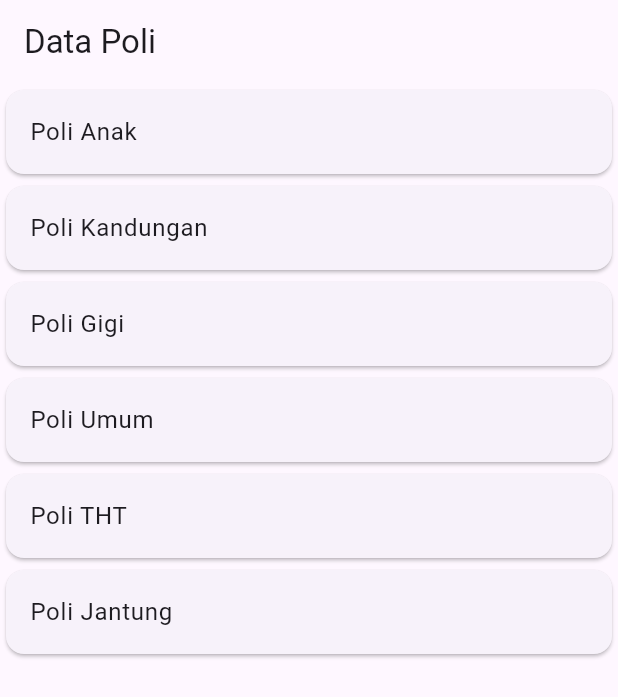
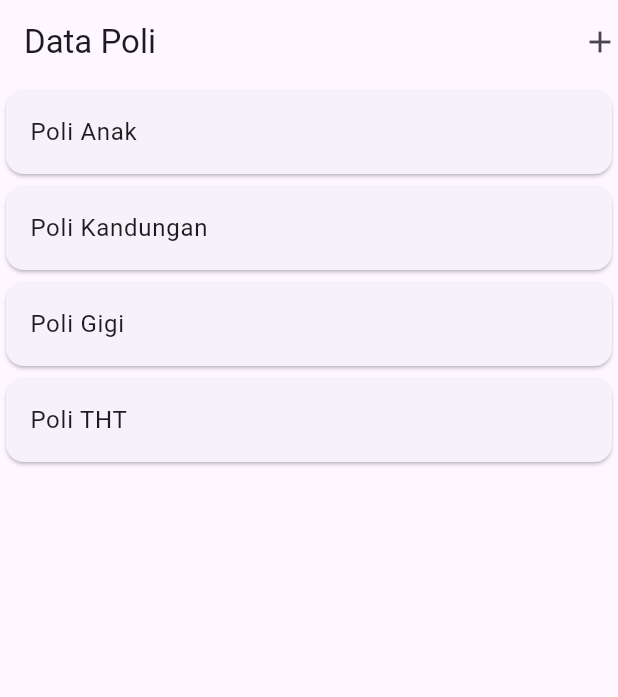
Before and after one commit to hawk-xc/flutter-klinik, a Flutter app: the screen it shows after launch, on a phone screen of 412 x 824 dp. Shown: the top 697 px of the screen. Run offline on Flutter 3.47's test engine with Material 3 defaults, Android fonts, the phone set to English and light mode, and no system bars.

Commit message:
add pertemuan 5

```diff
--- /dev/null
+++ b/lib/ui/poli_item.dart
@@ -0,0 +1,34 @@
+// import flutter material
+import 'package:flutter/material.dart';
+// external package import -> file model poli dan detail
+import '../model/poli.dart';
+import 'poli_detail.dart';
+
+// deklarasi class PoliItem dari ancestor StatelessWidget
+class PoliItem extends StatelessWidget {
+  // public variable
+  final Poli poli;
+
+  // constructor
+  const PoliItem({super.key, required this.poli});
+
+  // method
+  @override
+  // deklarasi method build
+  Widget build(BuildContext context) {
+    return GestureDetector(
+      child: Card(
+        child: ListTile(
+          title: Text("${poli.namaPoli}"),
+        ),
+      ),
+      onTap: () {
+        // event onclick
+        Navigator.push(
+            context,
+            // event
+            MaterialPageRoute(builder: (context) => PoliDetail(poli: poli)));
+      },
+    );
+  }
+}
--- a/lib/ui/poli_page.dart
+++ b/lib/ui/poli_page.dart
@@ -7,10 +7,13 @@
 import 'package:flutter/material.dart'; // import package material dari flutter library
 import '../model/poli.dart'; // import model poli, disini hanya untuk kita melakukan inject variable untuk dapat dimasukkan ke poli detail
 import 'poli_detail.dart'; // import poli detail
+import 'poli_item.dart'; // import poli item
+import 'poli_form.dart'; // import poli form
 
 // disini class PoliPage inheritance dari ancestor Statefull, dimana akan menimbulkan event onclick untuk summon tab
 class PoliPage extends StatefulWidget {
   const PoliPage(
+      // mendeklarasikan konstruktor PoliPage
       {super.key}); // Potongan kode ini mendefinisikan sebuah konstruktor untuk kelas PoliPage yang menerima parameter opsional dengan nama key dan mengirimkannya ke konstruktor superclass menggunakan super.key.
 
   // melakukan overriding
@@ -28,13 +31,43 @@ class _PoliPageState extends State<PoliPage> {
     // mengembalikan antarmuka UI widget Scaffold pada laravel
     return Scaffold(
       // title pada Navbar
-      appBar: AppBar(title: const Text("Data Poli")),
+      appBar: AppBar(
+        // app bar adalah nav
+        // title akan ditampilan sebagai header
+        title: const Text("Data Poli"),
+        // menambahkan icon pada navbar
+        // menambahkan event click pada navbar untuk event add new poli
+        actions: [
+          // component card yang dideklarasikan pada method GestureDetector
+          GestureDetector(
+            // component card yang dideklarasikan pada method GestureDetector
+            child: const Icon(Icons.add),
+            // menambahkan event click pada navbar untuk event add new poli
+            onTap: () {
+              // menambahkan event click pada navbar untuk event add new poli
+              Navigator.push(
+                  context, MaterialPageRoute(builder: (context) => PoliForm()));
+            },
+          )
+        ],
+      ),
       // content body
       body: ListView(
         // component pada body dideklarasikan pada method ListView
         children: [
+          // tambah pertemuan 5
+          // penyederhanaan setelah kita melakukan implementasi poli_item
+          //  deklarasi instance dari ancestor PoliItem
+          PoliItem(poli: Poli(namaPoli: "Poli Anak")),
+          PoliItem(poli: Poli(namaPoli: "Poli Kandungan")),
+          PoliItem(poli: Poli(namaPoli: "Poli Gigi")),
+          PoliItem(poli: Poli(namaPoli: "Poli THT")),
           // component card yang dideklarasikan pada method GestureDetector
-          GestureDetector(
+        ],
+
+/*
+kode sebelumnya
+GestureDetector(
             child: Card(
               child: ListTile(
                 title: const Text("Poli Anak"),
@@ -118,7 +151,7 @@ class _PoliPageState extends State<PoliPage> {
                       builder: (context) => PoliDetail(poli: poliJantung)));
             },
           ),
-        ],
+*/
       ),
     );
   }
```
Also changed, not shown: lib/ui/poli_form.dart (added, +42 -0 lines).
